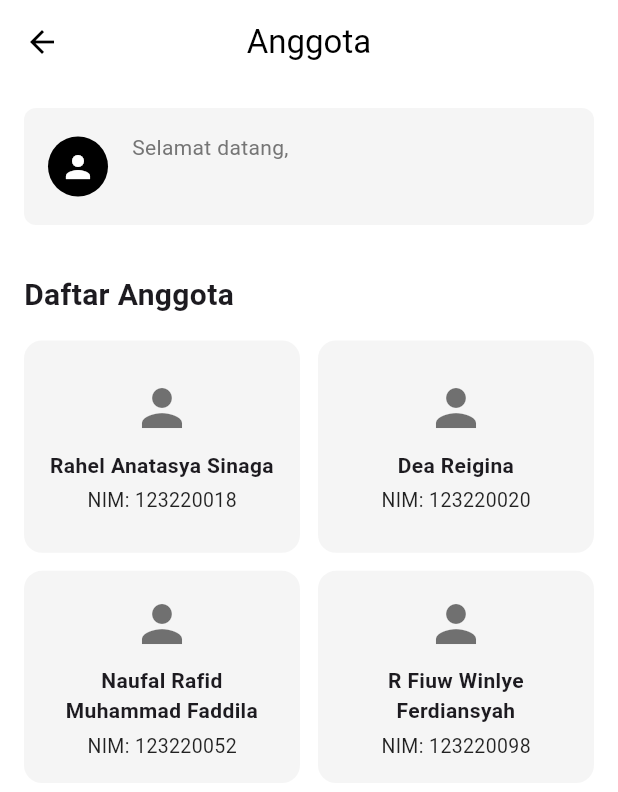
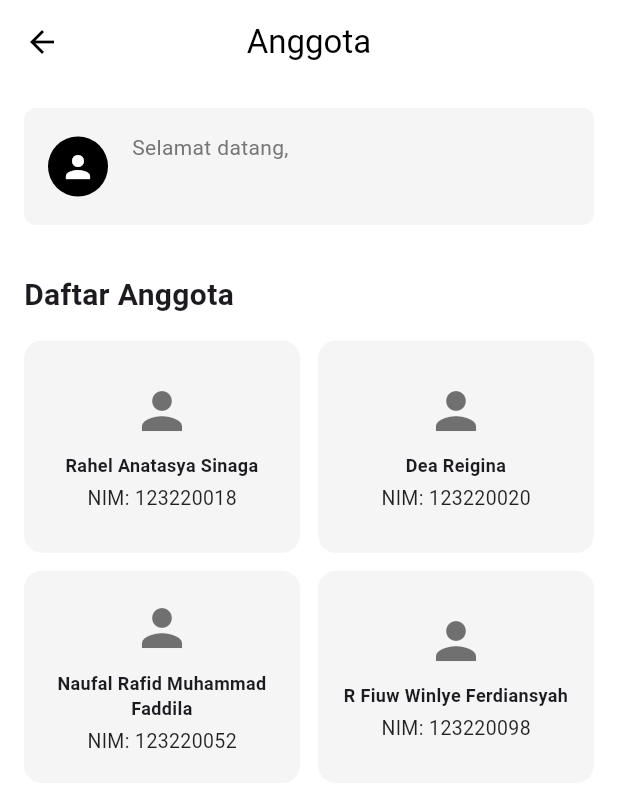
Before and after one commit to NaufalR12/Tugas3-Mobile, a Flutter app: the MemberPage screen opened directly, on a phone screen of 412 x 824 dp. Shown: the top 792 px of the screen. Run offline on Flutter 3.47's test engine with Material 3 defaults, Android fonts, the phone set to English and light mode, and no system bars; our stand-ins replace flutter_map, geolocator, latlong2, shared_preferences, sqflite; accounts and stored records are empty.

Commit message:
ubah ukuran nama

```diff
--- a/lib/screens/member_page.dart
+++ b/lib/screens/member_page.dart
@@ -116,7 +116,7 @@ class _MemberPageState extends State<MemberPage> {
                           textAlign: TextAlign.center,
                           style: const TextStyle(
                             fontWeight: FontWeight.bold,
-                            fontSize: 14,
+                            fontSize: 12,
                           ),
                         ),
                         const SizedBox(height: 4),
```
